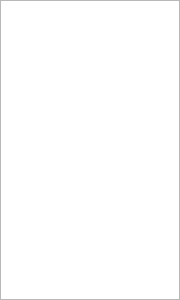
amireh/qtCanvas, file qtCanvas/widgets/question_index.ui: the form before one commit.
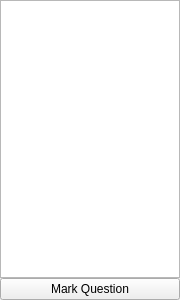
The form after the commit.

Commit message: Marking questions is again functional, several UX updates

Patch:
```diff
--- a/qtCanvas/widgets/question_index.ui
+++ b/qtCanvas/widgets/question_index.ui
@@ -66,6 +66,13 @@
      </property>
     </widget>
    </item>
+   <item>
+    <widget class="QPushButton" name="markButton">
+     <property name="text">
+      <string>Mark Question</string>
+     </property>
+    </widget>
+   </item>
   </layout>
  </widget>
  <resources/>
```
The commit also changes 12 other files.
